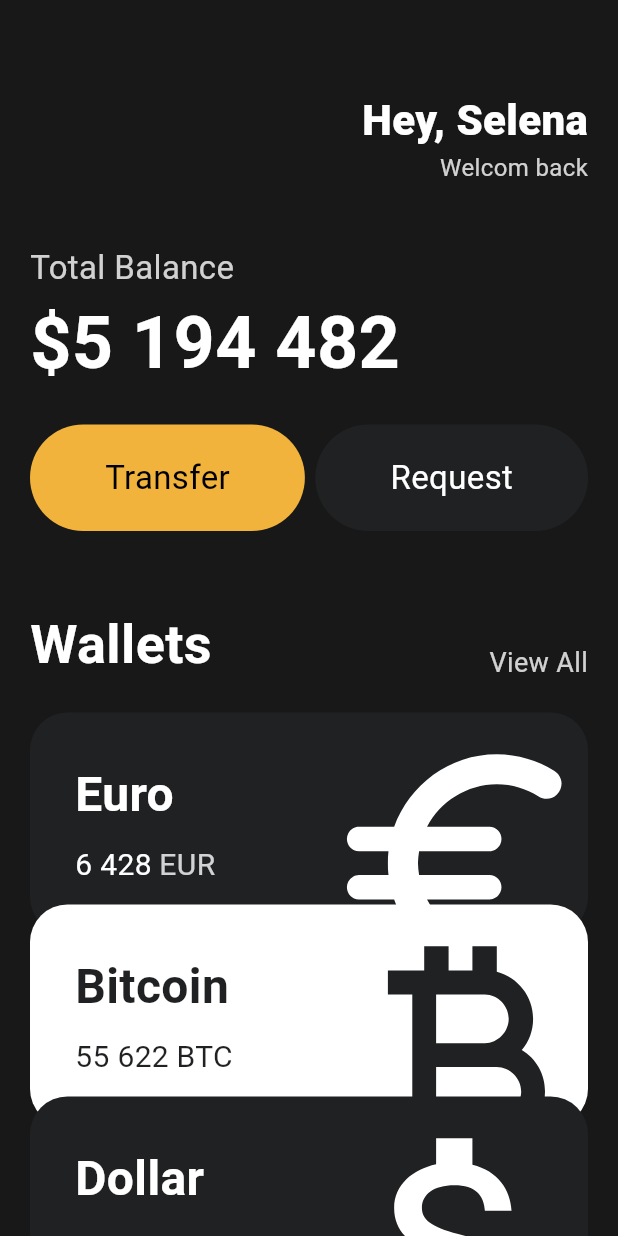
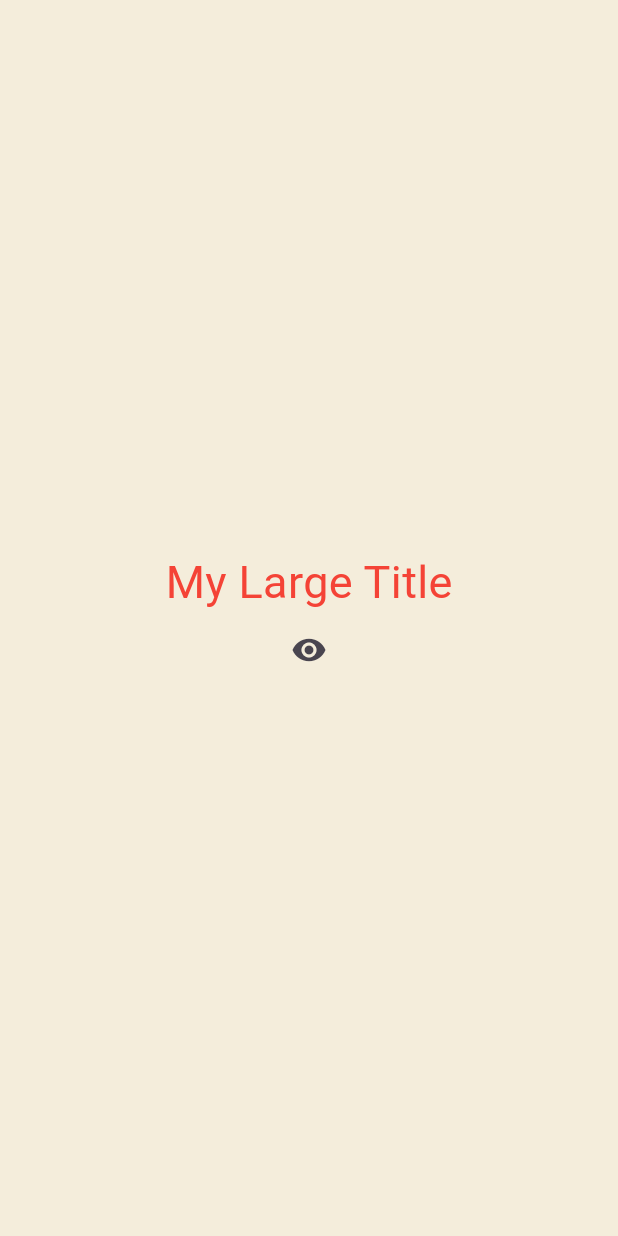
Before and after one commit to zuhii/flutter_app_first, a Flutter app: the screen it shows after launch, on a phone screen of 412 x 824 dp. Run offline on Flutter 3.47's test engine with Material 3 defaults, Android fonts, the phone set to English and light mode, and no system bars.

Commit message:
라이플사이클

```diff
--- a/lib/main.dart
+++ b/lib/main.dart
@@ -1,146 +1,84 @@
 import 'package:flutter/material.dart';
-import 'package:flutter/widgets.dart';
-import 'package:toonflix/widgets/Button.dart';
-import 'package:toonflix/widgets/currency_card.dart';
 
 void main() {
   runApp(const App());
 }
 
-class App extends StatelessWidget {
+class App extends StatefulWidget {
   const App({super.key});
+
+  @override
+  State<App> createState() => _AppState();
+}
+
+class _AppState extends State<App> {
+  bool showTitle = true;
+
+  void titleToggle() {
+    setState(() {
+      showTitle = !showTitle;
+    });
+  }
 
   @override
   Widget build(BuildContext context) {
     return MaterialApp(
+      theme: ThemeData(
+        textTheme: const TextTheme(
+          titleLarge: TextStyle(
+            color: Colors.red,
+          ),
+        ),
+      ),
       home: Scaffold(
-        backgroundColor: const Color(0xff181818),
-        body: SingleChildScrollView(
-          child: Padding(
-            padding: const EdgeInsets.symmetric(horizontal: 20),
-            child: Column(
-              crossAxisAlignment: CrossAxisAlignment.start,
-              children: [
-                const SizedBox(
-                  height: 60,
-                ),
-                Row(
-                  mainAxisAlignment: MainAxisAlignment.end,
-                  children: [
-                    Column(
-                      crossAxisAlignment: CrossAxisAlignment.end,
-                      children: [
-                        const Text(
-                          'Hey, Selena',
-                          style: TextStyle(
-                            color: Colors.white,
-                            fontSize: 28,
-                            fontWeight: FontWeight.w800,
-                          ),
-                        ),
-                        Text(
-                          'Welcom back',
-                          style: TextStyle(
-                            color: Colors.white.withOpacity(0.8),
-                            fontSize: 16,
-                          ),
-                        )
-                      ],
-                    )
-                  ],
-                ),
-                const SizedBox(
-                  height: 40,
-                ),
-                Text(
-                  'Total Balance',
-                  style: TextStyle(
-                    fontSize: 22,
-                    color: Colors.white.withOpacity(0.8),
-                  ),
-                ),
-                const Text(
-                  '\$5 194 482',
-                  style: TextStyle(
-                    fontSize: 48,
-                    fontWeight: FontWeight.w600,
-                    color: Colors.white,
-                  ),
-                ),
-                const SizedBox(
-                  height: 20,
-                ),
-                const Row(
-                  mainAxisAlignment: MainAxisAlignment.spaceBetween,
-                  children: [
-                    Button(
-                      text: 'Transfer',
-                      bgColor: Color(0xFFF1B33B),
-                      textColor: Colors.black,
-                    ),
-                    Button(
-                      text: 'Request',
-                      bgColor: Color(0xFF1F2123),
-                      textColor: Colors.white,
-                    ),
-                  ],
-                ),
-                const SizedBox(
-                  height: 50,
-                ),
-                Row(
-                  crossAxisAlignment: CrossAxisAlignment.end,
-                  mainAxisAlignment: MainAxisAlignment.spaceBetween,
-                  children: [
-                    const Text(
-                      'Wallets',
-                      style: TextStyle(
-                        fontSize: 36,
-                        fontWeight: FontWeight.w600,
-                        color: Colors.white,
-                      ),
-                    ),
-                    Text(
-                      'View All',
-                      style: TextStyle(
-                        color: Colors.white.withOpacity(0.8),
-                        fontSize: 18,
-                      ),
-                    )
-                  ],
-                ),
-                const SizedBox(
-                  height: 20,
-                ),
-                const CurrencyCard(
-                  name: 'Euro',
-                  code: "EUR",
-                  amount: '6 428',
-                  icon: Icons.euro_rounded,
-                  isInverted: false,
-                  order: 0,
-                ),
-                const CurrencyCard(
-                  name: 'Bitcoin',
-                  code: "BTC",
-                  amount: '55 622',
-                  icon: Icons.currency_bitcoin,
-                  isInverted: true,
-                  order: 1,
-                ),
-                const CurrencyCard(
-                  name: 'Dollar',
-                  code: "USD",
-                  amount: '428',
-                  icon: Icons.attach_money_outlined,
-                  isInverted: false,
-                  order: 2,
-                ),
-              ],
-            ),
+        backgroundColor: const Color(0xFFF4EDDB),
+        body: Center(
+          child: Column(
+            mainAxisAlignment: MainAxisAlignment.center,
+            children: [
+              showTitle ? const MyLargeTitle() : const Text('nothing'),
+              IconButton(
+                  onPressed: titleToggle,
+                  icon: const Icon(Icons.remove_red_eye))
+            ],
           ),
         ),
       ),
     );
   }
 }
+
+class MyLargeTitle extends StatefulWidget {
+  const MyLargeTitle({
+    super.key,
+  });
+
+  @override
+  State<MyLargeTitle> createState() => _MyLargeTitleState();
+}
+
+class _MyLargeTitleState extends State<MyLargeTitle> {
+  @override
+  void initState() {
+    super.initState();
+    print('initState!');
+  }
+
+  @override
+  void dispose() {
+    super.dispose();
+    print('dispose!');
+  }
+
+  @override
+  Widget build(BuildContext context) {
+    print('build');
+    return Text(
+      'My Large Title',
+      style: TextStyle(
+        fontSize: 30,
+        color: Theme.of(context).textTheme.titleLarge?.color,
+      ),
+    );
+  }
+}
```
